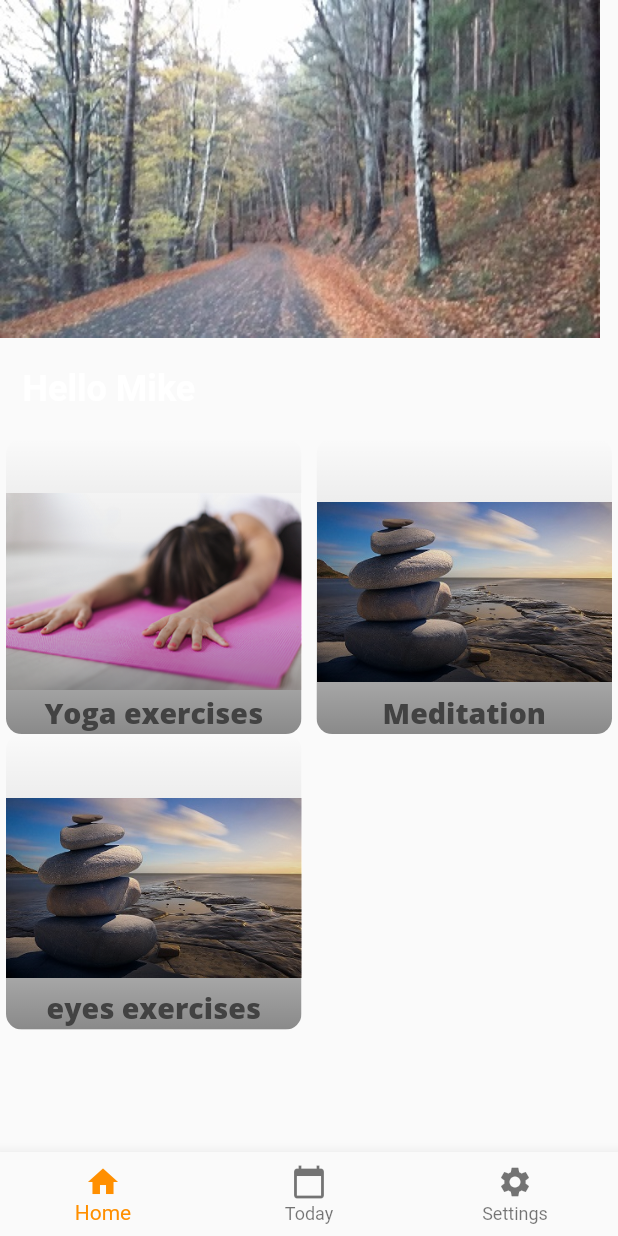
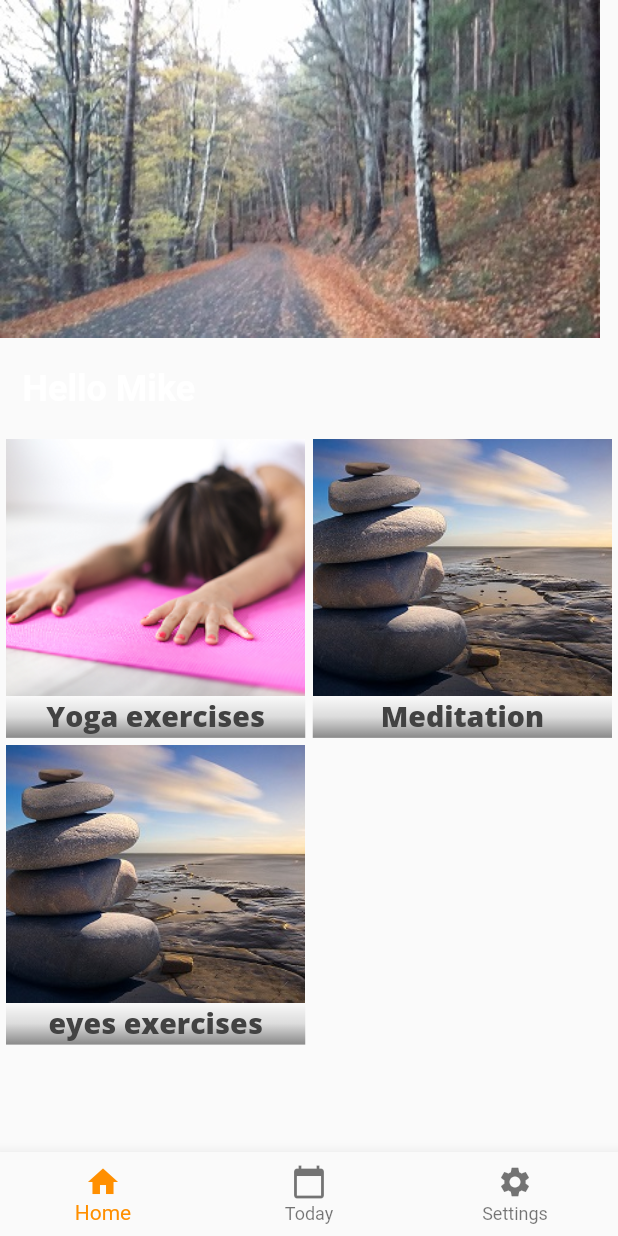
Before and after one commit to genakust/enjoy_app, a Flutter app: the screen it shows after launch, on a phone screen of 412 x 824 dp. Run offline on Flutter 3.47's test engine with Material 2 defaults, Android fonts, the phone set to English and light mode, and no system bars.

Commit message:
refresh the custom card

```diff
--- a/lib/screens/home_page.dart
+++ b/lib/screens/home_page.dart
@@ -16,27 +16,29 @@ class _State extends State<HomePage> {
       body: Column(
         children: <Widget>[
           Container(
-            height: size.height * .35,
             width: size.width,
+            height: size.height * 0.35,
             child: Stack(
               children: <Widget>[
-                Container(
-                  child: Expanded(
+                Expanded(
                   child: Image.asset(
                     "assets/images/forest.png",
-                      fit: BoxFit.fill,
-                    ),
+                    fit: BoxFit.cover,
                   ),
                 ),
                 Container(
                   padding: EdgeInsets.all(15.0),
                   alignment: Alignment.bottomLeft,
-                  child: Text(
+                  child: Row(
+                    children: <Widget>[
+                      Text(
                         'Hello Mike',
                         style: TextStyle(
                             color: Colors.white,
                             fontWeight: FontWeight.bold,
                             fontSize: 24.0),
+                      ),
+                    ],
                   ),
                 ),
               ],
@@ -45,8 +47,8 @@ class _State extends State<HomePage> {
           Expanded(
             child: GridView.count(
               crossAxisCount: 2,
-              mainAxisSpacing: 0.0,
-              crossAxisSpacing: 10.0,
+              mainAxisSpacing: 5.0,
+              crossAxisSpacing: 5.0,
               padding: const EdgeInsets.all(4.0),
               children: <Widget>[
                 CustomCard(
--- a/lib/widgets/bottom_nav_bar.dart
+++ b/lib/widgets/bottom_nav_bar.dart
@@ -11,6 +11,10 @@ class _MyBottomNavBarState extends State<MyBottomNavBar> {
   void _onItemTapped(int index) {
     setState(() {
       _selectedIndex = index;
+      if (_selectedIndex == 0){
+        /// back to the home screen
+        Navigator.pushNamed(context, '/a');
+      }
     });
   }
 
--- a/lib/widgets/custom_card.dart
+++ b/lib/widgets/custom_card.dart
@@ -9,19 +9,15 @@ class CustomCard extends StatelessWidget {
   const CustomCard({this.imageSrc, this.caption, this.onTap});
   @override
   Widget build(BuildContext context) {
-    return ClipRRect(
-      borderRadius: BorderRadius.circular(10.5),
-      child: SizedBox(
-        width: 150.0,
-        height: 200.0,
-        child: InkWell(
+    return InkWell(
       splashColor: Colors.grey,
-          child: Stack(
-            alignment: Alignment(0.0, 0.1),
+      child: Column(
         children: <Widget>[
-              Image.asset(
+          Expanded(
+            child: Image.asset(
               imageSrc,
-                fit: BoxFit.fill,
+              fit: BoxFit.cover,
+            ),
           ),
           Container(
             padding: EdgeInsets.all(1.0),
@@ -46,8 +42,6 @@ class CustomCard extends StatelessWidget {
         ],
       ),
       onTap: onTap,
-        ),
-      ),
     );
   }
 }
```
Lines whose indentation alone changed are shown as unchanged.
